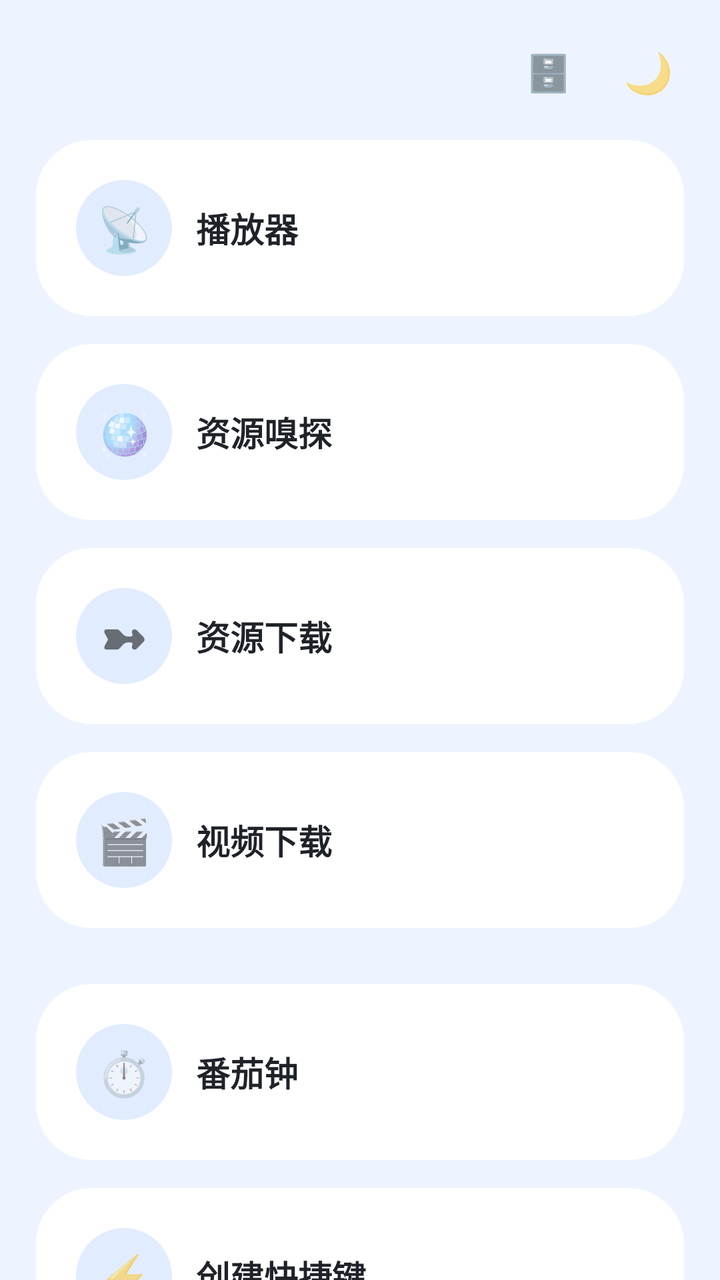
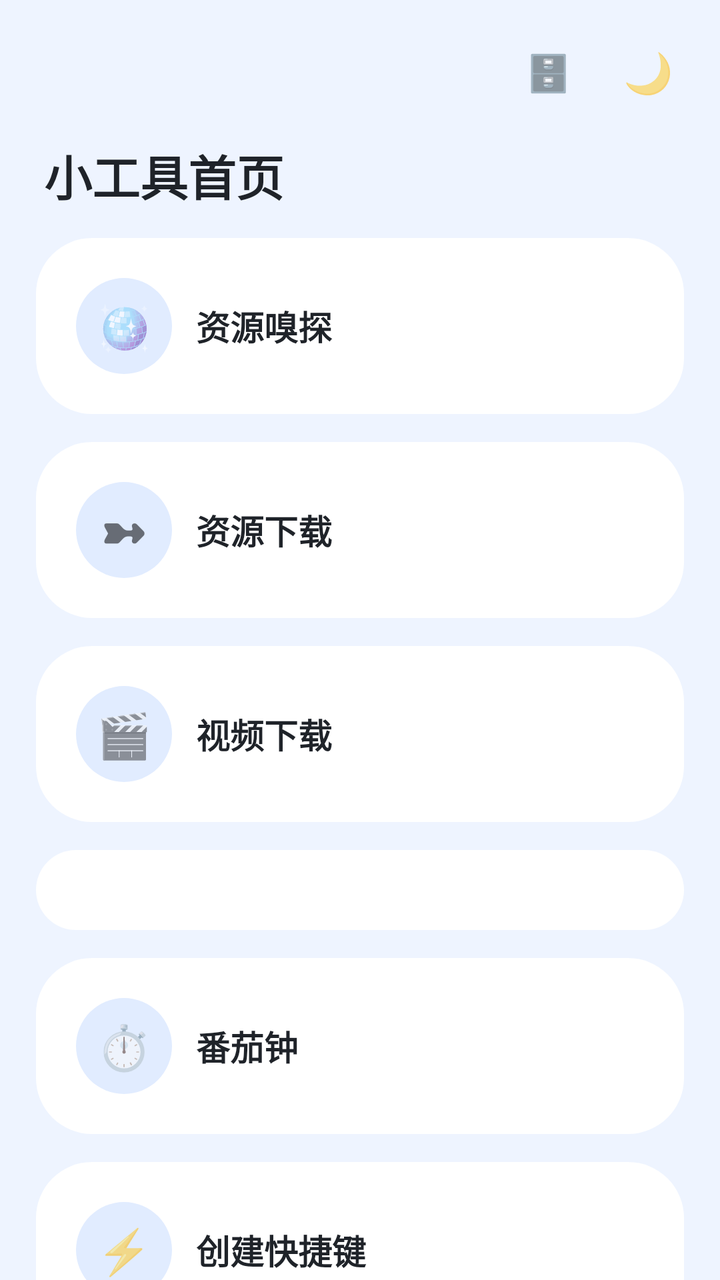

Two renders of the same Android screen: before a commit and after it. Below are the layout's source before the change and the commit's diff.
<!-- AndroidManifest.xml: application theme AppTheme -->
<!-- res/layout/activity_toolbox.xml -->
<?xml version="1.0" encoding="utf-8"?>
<FrameLayout xmlns:android="http://schemas.android.com/apk/res/android"
    android:id="@+id/toolRoot"
    android:layout_width="match_parent" android:layout_height="match_parent">

    <TextView android:id="@+id/lanToggle"
        android:layout_width="44dp" android:layout_height="44dp"
        android:layout_gravity="top|right" android:layout_marginTop="14dp" android:layout_marginRight="64dp"
        android:gravity="center" android:elevation="6dp"
        android:text="🗄️" android:textSize="18sp"/>

    <TextView android:id="@+id/themeToggle"
        android:layout_width="44dp" android:layout_height="44dp"
        android:layout_gravity="top|right" android:layout_margin="14dp"
        android:gravity="center" android:elevation="6dp"
        android:text="🌙" android:textSize="20sp"/>

    <LinearLayout android:id="@+id/toolColumn"
        android:layout_width="match_parent" android:layout_height="match_parent"
        android:orientation="vertical">

        <ScrollView
            android:layout_width="match_parent" android:layout_height="match_parent"
            android:fillViewport="true" android:scrollbars="none">

            <LinearLayout
                android:layout_width="match_parent" android:layout_height="wrap_content"
                android:orientation="vertical"
                android:paddingLeft="18dp" android:paddingRight="18dp"
                android:paddingTop="70dp" android:paddingBottom="110dp">

                <LinearLayout android:tag="card" android:id="@+id/cardPlayer"
                    android:layout_width="match_parent" android:layout_height="wrap_content"
                    android:background="@drawable/bg_card_md3" android:orientation="vertical"
                    android:padding="20dp">
                    <LinearLayout
                        android:layout_width="match_parent" android:layout_height="wrap_content"
                        android:orientation="horizontal" android:gravity="center_vertical">
                        <TextView
                            android:layout_width="48dp" android:layout_height="48dp"
                            android:background="@drawable/bg_btn_md3"
                            android:text="📡" android:textSize="22sp" android:gravity="center"/>
                        <TextView
                            android:layout_width="0dp" android:layout_height="wrap_content"
                            android:layout_weight="1" android:layout_marginLeft="12dp"
                            android:text="播放器" android:textSize="17sp"
                            android:textStyle="bold" android:tag="title" android:textColor="@color/textMain"/>
                    </LinearLayout>
                </LinearLayout>

                <LinearLayout android:tag="card" android:id="@+id/cardSniff"
                    android:layout_width="match_parent" android:layout_height="wrap_content"
                    android:layout_marginTop="14dp"
                    android:background="@drawable/bg_card_md3" android:orientation="vertical"
                    android:padding="20dp">
                    <LinearLayout
                        android:layout_width="match_parent" android:layout_height="wrap_content"
                        android:orientation="horizontal" android:gravity="center_vertical">
                        <TextView
                            android:layout_width="48dp" android:layout_height="48dp"
                            android:background="@drawable/bg_btn_md3"
                            android:text="🪩" android:textSize="22sp" android:gravity="center"/>
                        <TextView
                            android:layout_width="0dp" android:layout_height="wrap_content"
                            android:layout_weight="1" android:layout_marginLeft="12dp"
                            android:text="资源嗅探" android:textSize="17sp"
                            android:textStyle="bold" android:tag="title" android:textColor="@color/textMain"/>
                    </LinearLayout>
                </LinearLayout>

                <LinearLayout android:tag="card" android:id="@+id/cardDownload"
                    android:layout_width="match_parent" android:layout_height="wrap_content"
                    android:layout_marginTop="14dp"
                    android:background="@drawable/bg_card_md3" android:orientation="vertical"
                    android:padding="20dp">
                    <LinearLayout
                        android:layout_width="match_parent" android:layout_height="wrap_content"
                        android:orientation="horizontal" android:gravity="center_vertical">
                        <TextView
                            android:layout_width="48dp" android:layout_height="48dp"
                            android:background="@drawable/bg_btn_md3"
                            android:text="➼" android:textSize="22sp" android:gravity="center"/>
                        <TextView
                            android:layout_width="0dp" android:layout_height="wrap_content"
                            android:layout_weight="1" android:layout_marginLeft="12dp"
                            android:text="资源下载" android:textSize="17sp"
                            android:textStyle="bold" android:tag="title" android:textColor="@color/textMain"/>
                    </LinearLayout>
                </LinearLayout>

                <LinearLayout android:tag="card" android:id="@+id/cardVideoDl"
                    android:layout_width="match_parent" android:layout_height="wrap_content"
                    android:layout_marginTop="14dp"
                    android:background="@drawable/bg_card_md3" android:orientation="vertical"
                    android:padding="20dp">
                    <LinearLayout
                        android:layout_width="match_parent" android:layout_height="wrap_content"
                        android:orientation="horizontal" android:gravity="center_vertical">
                        <TextView
                            android:layout_width="48dp" android:layout_height="48dp"
                            android:background="@drawable/bg_btn_md3"
                            android:text="🎬" android:textSize="22sp" android:gravity="center"/>
                        <TextView
                            android:layout_width="0dp" android:layout_height="wrap_content"
                            android:layout_weight="1" android:layout_marginLeft="12dp"
                            android:text="视频下载" android:textSize="17sp"
                            android:textStyle="bold" android:tag="title" android:textColor="@color/textMain"/>
                    </LinearLayout>
                </LinearLayout>

                <LinearLayout android:tag="card" android:id="@+id/calendarCard"
                    android:layout_width="match_parent" android:layout_height="wrap_content"
                    android:layout_marginTop="14dp"
                    android:background="@drawable/bg_card_md3" android:orientation="vertical">
                    <LinearLayout android:id="@+id/calHost"
                        android:layout_width="match_parent" android:layout_height="wrap_content"
                        android:orientation="vertical"/>
                </LinearLayout>

                <LinearLayout android:tag="card" android:id="@+id/cardPomo"
                    android:layout_width="match_parent" android:layout_height="wrap_content"
                    android:layout_marginTop="14dp"
                    android:background="@drawable/bg_card_md3" android:orientation="vertical"
                    android:padding="20dp">
                    <LinearLayout
                        android:layout_width="match_parent" android:layout_height="wrap_content"
                        android:orientation="horizontal" android:gravity="center_vertical">
                        <TextView
                            android:layout_width="48dp" android:layout_height="48dp"
                            android:background="@drawable/bg_btn_md3"
                            android:text="⏱️" android:textSize="22sp" android:gravity="center"/>
                        <TextView
                            android:layout_width="0dp" android:layout_height="wrap_content"
                            android:layout_weight="1" android:layout_marginLeft="12dp"
                            android:text="番茄钟" android:textSize="17sp"
                            android:textStyle="bold" android:tag="title" android:textColor="@color/textMain"/>
                    </LinearLayout>
                </LinearLayout>

                <LinearLayout android:tag="card" android:id="@+id/cardShortcut"
                    android:layout_width="match_parent" android:layout_height="wrap_content"
                    android:layout_marginTop="14dp"
                    android:background="@drawable/bg_card_md3" android:orientation="vertical"
                    android:padding="20dp">
                    <LinearLayout
                        android:layout_width="match_parent" android:layout_height="wrap_content"
                        android:orientation="horizontal" android:gravity="center_vertical">
                        <TextView
                            android:layout_width="48dp" android:layout_height="48dp"
                            android:background="@drawable/bg_btn_md3"
                            android:text="⚡" android:textSize="22sp" android:gravity="center"/>
                        <TextView
                            android:layout_width="0dp" android:layout_height="wrap_content"
                            android:layout_weight="1" android:layout_marginLeft="12dp"
                            android:text="创建快捷键" android:textSize="17sp"
                            android:textStyle="bold" android:tag="title" android:textColor="@color/textMain"/>
                    </LinearLayout>
                </LinearLayout>

                <TextView
                    android:layout_width="match_parent" android:layout_height="wrap_content"
                    android:gravity="center" android:paddingTop="26dp"
                    android:text="v441.0 (769)" android:textSize="11sp" android:textColor="#B7BFCC"/>
            </LinearLayout>
        </ScrollView>
    </LinearLayout>
</FrameLayout>
<!-- resources referenced by this layout -->
<resources>
  <color name="textMain">#1F2329</color>
  <!-- drawable bg_btn_md3 (drawable) -->
  <?xml version="1.0" encoding="utf-8"?>
  <shape xmlns:android="http://schemas.android.com/apk/res/android">
      <solid android:color="#E1ECFF"/>
      <corners android:radius="24dp"/>
  </shape>
  <!-- drawable bg_card_md3 (drawable) -->
  <?xml version="1.0" encoding="utf-8"?>
  <ripple xmlns:android="http://schemas.android.com/apk/res/android"
      android:color="#224C7DFF">
      <item>
          <shape>
              <solid android:color="#FFFFFF"/>
              <corners android:radius="28dp"/>
          </shape>
      </item>
  </ripple>
  <style name="AppTheme" parent="Theme.MaterialComponents.DayNight.NoActionBar">
          <item name="android:windowFullscreen">true</item>
          <item name="android:windowNoTitle">true</item>
          <item name="android:windowTranslucentNavigation">true</item>
          <item name="android:windowBackground">@color/bg</item>
          <item name="android:colorAccent">@color/blue2</item>
          <item name="colorPrimary">@color/blue2</item>
          <item name="colorSecondary">@color/blue2</item>
          <item name="android:colorControlHighlight">#22315CDE</item>
      </style>
  <color name="bg">#EEF4FF</color>
  <color name="blue2">#1677FF</color>
</resources>

<!-- the commit's change to res/layout/activity_toolbox.xml (unified diff, before → after) -->
@@ -27,30 +27,16 @@
                 android:layout_width="match_parent" android:layout_height="wrap_content"
                 android:orientation="vertical"
                 android:paddingLeft="18dp" android:paddingRight="18dp"
-                android:paddingTop="70dp" android:paddingBottom="110dp">
+                android:paddingTop="70dp" android:paddingBottom="160dp">
 
-                <LinearLayout android:tag="card" android:id="@+id/cardPlayer"
+                <TextView
                     android:layout_width="match_parent" android:layout_height="wrap_content"
-                    android:background="@drawable/bg_card_md3" android:orientation="vertical"
-                    android:padding="20dp">
-                    <LinearLayout
-                        android:layout_width="match_parent" android:layout_height="wrap_content"
-                        android:orientation="horizontal" android:gravity="center_vertical">
-                        <TextView
-                            android:layout_width="48dp" android:layout_height="48dp"
-                            android:background="@drawable/bg_btn_md3"
-                            android:text="📡" android:textSize="22sp" android:gravity="center"/>
-                        <TextView
-                            android:layout_width="0dp" android:layout_height="wrap_content"
-                            android:layout_weight="1" android:layout_marginLeft="12dp"
-                            android:text="播放器" android:textSize="17sp"
-                            android:textStyle="bold" android:tag="title" android:textColor="@color/textMain"/>
-                    </LinearLayout>
-                </LinearLayout>
+                    android:text="小工具首页" android:textSize="24sp"
+                    android:textStyle="bold" android:textColor="@color/textMain"
+                    android:paddingLeft="4dp" android:paddingBottom="14dp"/>
 
                 <LinearLayout android:tag="card" android:id="@+id/cardSniff"
                     android:layout_width="match_parent" android:layout_height="wrap_content"
-                    android:layout_marginTop="14dp"
                     android:background="@drawable/bg_card_md3" android:orientation="vertical"
                     android:padding="20dp">
                     <LinearLayout
@@ -111,7 +97,8 @@
                 <LinearLayout android:tag="card" android:id="@+id/calendarCard"
                     android:layout_width="match_parent" android:layout_height="wrap_content"
                     android:layout_marginTop="14dp"
-                    android:background="@drawable/bg_card_md3" android:orientation="vertical">
+                    android:background="@drawable/bg_card_md3" android:orientation="vertical"
+                    android:padding="20dp">
                     <LinearLayout android:id="@+id/calHost"
                         android:layout_width="match_parent" android:layout_height="wrap_content"
                         android:orientation="vertical"/>
@@ -157,10 +144,30 @@
                     </LinearLayout>
                 </LinearLayout>
 
+                <LinearLayout android:tag="card" android:id="@+id/cardPlayer"
+                    android:layout_width="match_parent" android:layout_height="wrap_content"
+                    android:layout_marginTop="14dp"
+                    android:background="@drawable/bg_card_md3" android:orientation="vertical"
+                    android:padding="20dp">
+                    <LinearLayout
+                        android:layout_width="match_parent" android:layout_height="wrap_content"
+                        android:orientation="horizontal" android:gravity="center_vertical">
+                        <TextView
+                            android:layout_width="48dp" android:layout_height="48dp"
+                            android:background="@drawable/bg_btn_md3"
+                            android:text="📡" android:textSize="22sp" android:gravity="center"/>
+                        <TextView
+                            android:layout_width="0dp" android:layout_height="wrap_content"
+                            android:layout_weight="1" android:layout_marginLeft="12dp"
+                            android:text="播放器" android:textSize="17sp"
+                            android:textStyle="bold" android:tag="title" android:textColor="@color/textMain"/>
+                    </LinearLayout>
+                </LinearLayout>
+
                 <TextView
                     android:layout_width="match_parent" android:layout_height="wrap_content"
                     android:gravity="center" android:paddingTop="26dp"
-                    android:text="v441.0 (769)" android:textSize="11sp" android:textColor="#B7BFCC"/>
+                    android:text="v442.0 (771)" android:textSize="11sp" android:textColor="#B7BFCC"/>
             </LinearLayout>
         </ScrollView>
     </LinearLayout>
